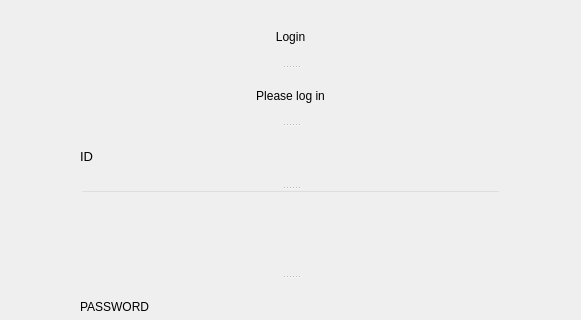
First picture: the form in Vistas/login.ui, repository blackmonk69/Proyecto-Cinemar, before the edit; both pictures show x 120 to 701 and y 0 to 320 of the 839 by 567 pixel window.
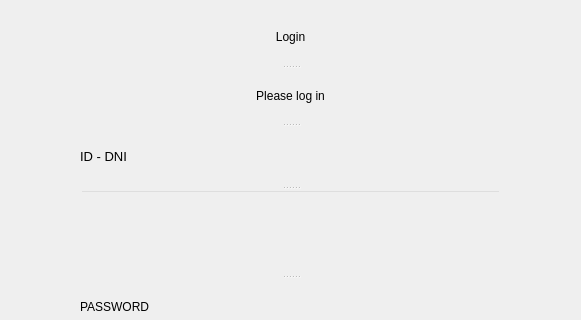
Second picture: the form after the edit.

The edit to the form file:
```diff
--- a/Vistas/login.ui
+++ b/Vistas/login.ui
@@ -82,7 +82,7 @@
       <string notr="true">font: 10pt &quot;MS Shell Dlg 2&quot;;</string>
      </property>
      <property name="text">
-      <string>ID</string>
+      <string>ID - DNI</string>
      </property>
     </widget>
     <widget class="QLineEdit" name="box_email">
```
